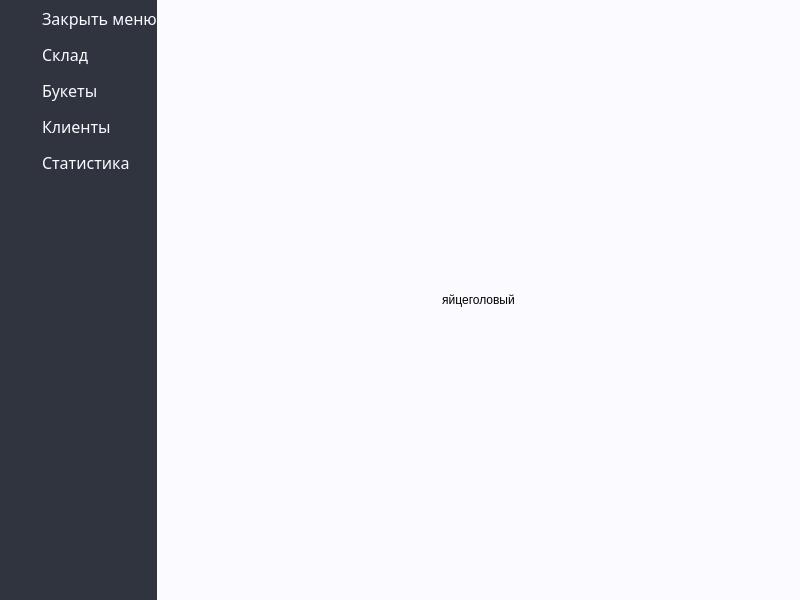
First picture: the form in Organiser/mainwindow.ui, repository et3rnalpain/Organiser, before the edit.
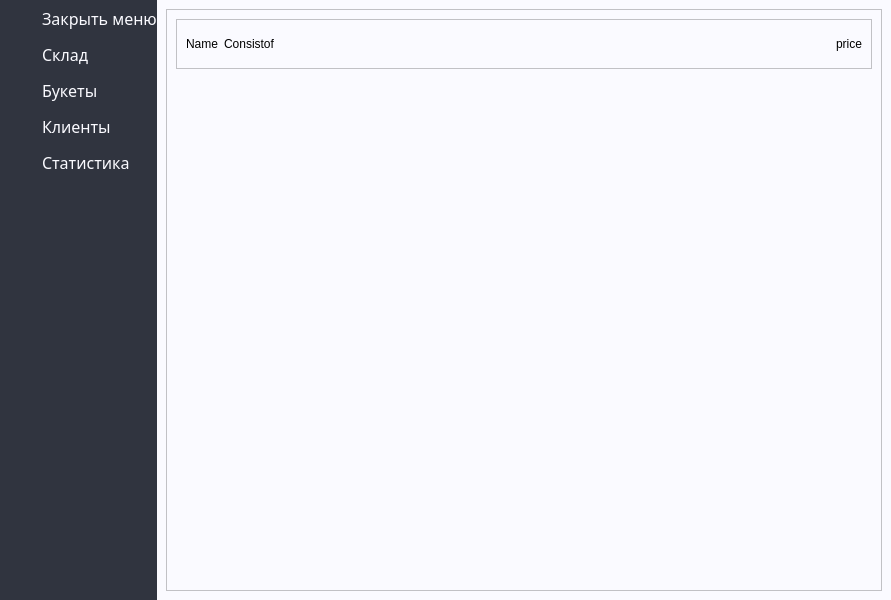
Second picture: the form after the edit. The open tabs and pages were chosen to show the change. Icons and pictures are not drawn.

The edit to the form file:
```diff
--- a/Organiser/mainwindow.ui
+++ b/Organiser/mainwindow.ui
@@ -9,7 +9,7 @@
    <rect>
     <x>0</x>
     <y>0</y>
-    <width>800</width>
+    <width>891</width>
     <height>600</height>
    </rect>
   </property>
@@ -21,8 +21,8 @@
   </property>
   <property name="maximumSize">
    <size>
-    <width>800</width>
-    <height>600</height>
+    <width>1920</width>
+    <height>1080</height>
    </size>
   </property>
   <property name="windowTitle">
@@ -36,15 +36,15 @@
   </property>
   <widget class="QWidget" name="centralwidget">
    <property name="sizePolicy">
-    <sizepolicy hsizetype="Maximum" vsizetype="Maximum">
+    <sizepolicy hsizetype="MinimumExpanding" vsizetype="MinimumExpanding">
      <horstretch>0</horstretch>
      <verstretch>0</verstretch>
     </sizepolicy>
    </property>
    <property name="maximumSize">
     <size>
-     <width>1200</width>
-     <height>1000</height>
+     <width>1200000</width>
+     <height>100000</height>
     </size>
    </property>
    <property name="mouseTracking">
@@ -888,7 +888,7 @@
     <item>
      <widget class="QWidget" name="content" native="true">
       <property name="sizePolicy">
-       <sizepolicy hsizetype="Expanding" vsizetype="Expanding">
+       <sizepolicy hsizetype="MinimumExpanding" vsizetype="MinimumExpanding">
         <horstretch>0</horstretch>
         <verstretch>0</verstretch>
        </sizepolicy>
@@ -901,8 +901,8 @@
       </property>
       <property name="maximumSize">
        <size>
-        <width>764</width>
-        <height>600</height>
+        <width>100000</width>
+        <height>100000</height>
        </size>
       </property>
       <property name="styleSheet">
@@ -926,22 +926,112 @@
        </property>
        <item row="0" column="1">
         <widget class="QStackedWidget" name="contentWidget">
+         <property name="sizePolicy">
+          <sizepolicy hsizetype="MinimumExpanding" vsizetype="MinimumExpanding">
+           <horstretch>0</horstretch>
+           <verstretch>0</verstretch>
+          </sizepolicy>
+         </property>
          <property name="currentIndex">
           <number>1</number>
          </property>
          <widget class="QWidget" name="page_4">
           <layout class="QHBoxLayout" name="horizontalLayout_5">
            <item>
-            <widget class="QLabel" name="label_4">
-             <property name="styleSheet">
-              <string notr="true">background-color: #fafaff;</string>
+            <widget class="QScrollArea" name="scrollArea">
+             <property name="widgetResizable">
+              <bool>true</bool>
              </property>
-             <property name="text">
-              <string>яйцеголовый</string>
-             </property>
-             <property name="alignment">
-              <set>Qt::AlignCenter</set>
-             </property>
+             <widget class="QWidget" name="scrollAreaWidgetContents_2">
+              <property name="geometry">
+               <rect>
+                <x>0</x>
+                <y>0</y>
+                <width>693</width>
+                <height>580</height>
+               </rect>
+              </property>
+              <layout class="QVBoxLayout" name="bouqetContentLayout">
+               <property name="spacing">
+                <number>6</number>
+               </property>
+               <item>
+                <widget class="QFrame" name="frame">
+                 <property name="minimumSize">
+                  <size>
+                   <width>100</width>
+                   <height>50</height>
+                  </size>
+                 </property>
+                 <property name="maximumSize">
+                  <size>
+                   <width>10000</width>
+                   <height>16777215</height>
+                  </size>
+                 </property>
+                 <property name="frameShape">
+                  <enum>QFrame::StyledPanel</enum>
+                 </property>
+                 <property name="frameShadow">
+                  <enum>QFrame::Raised</enum>
+                 </property>
+                 <layout class="QHBoxLayout" name="horizontalLayout_7">
+                  <item>
+                   <layout class="QHBoxLayout" name="horizontalLayout_6">
+                    <item>
+                     <widget class="QLabel" name="bouqetName">
+                      <property name="text">
+                       <string>Name</string>
+                      </property>
+                     </widget>
+                    </item>
+                    <item>
+                     <widget class="QLabel" name="consistof">
+                      <property name="text">
+                       <string>Consistof</string>
+                      </property>
+                     </widget>
+                    </item>
+                    <item>
+                     <spacer name="horizontalSpacer">
+                      <property name="orientation">
+                       <enum>Qt::Horizontal</enum>
+                      </property>
+                      <property name="sizeHint" stdset="0">
+                       <size>
+                        <width>40</width>
+                        <height>20</height>
+                       </size>
+                      </property>
+                     </spacer>
+                    </item>
+                    <item>
+                     <widget class="QLabel" name="price">
+                      <property name="text">
+                       <string>price</string>
+                      </property>
+                     </widget>
+                    </item>
+                   </layout>
+                  </item>
+                 </layout>
+                </widget>
+               </item>
+               <item>
+                <spacer name="verticalSpacer_3">
+                 <property name="orientation">
+                  <enum>Qt::Vertical</enum>
+                 </property>
+                 <property name="sizeHint" stdset="0">
+                  <size>
+                   <width>20</width>
+                   <height>1000</height>
+                  </size>
+                 </property>
+                </spacer>
+               </item>
+              </layout>
+             </widget>
             </widget>
            </item>
           </layout>
```
Left out of the diff: 11 changed lines with no effect on the pictures.
